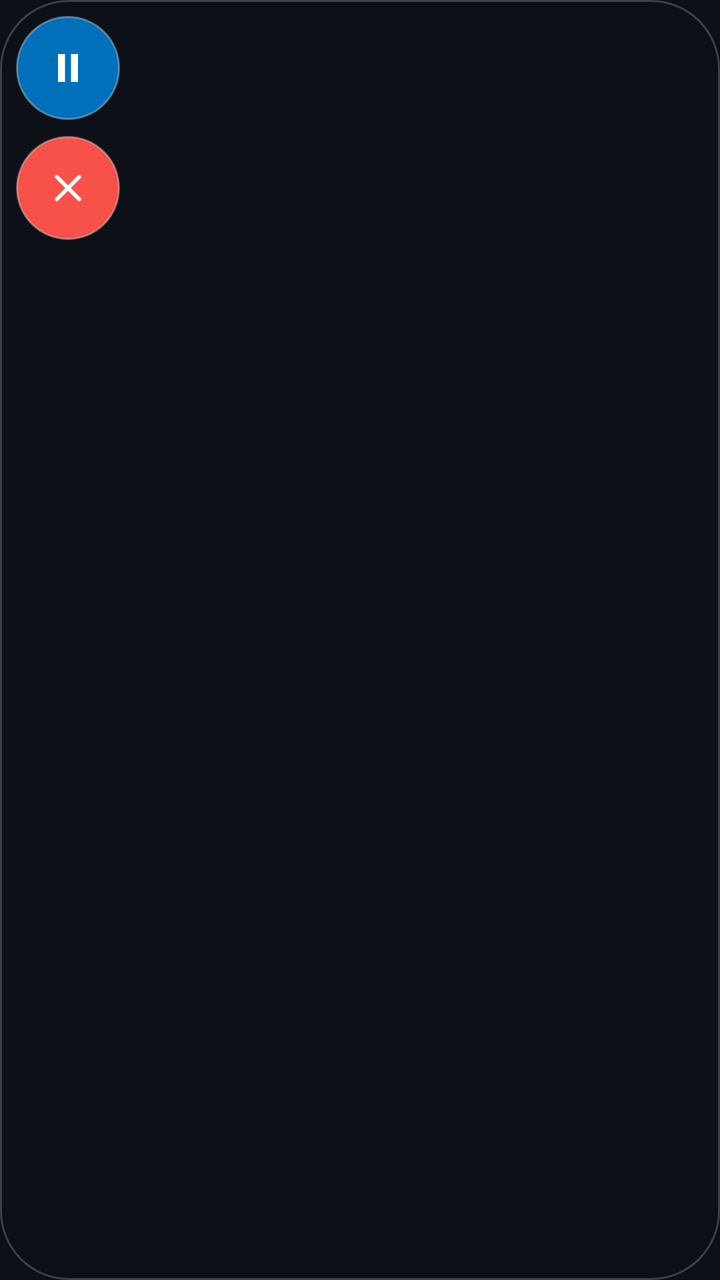
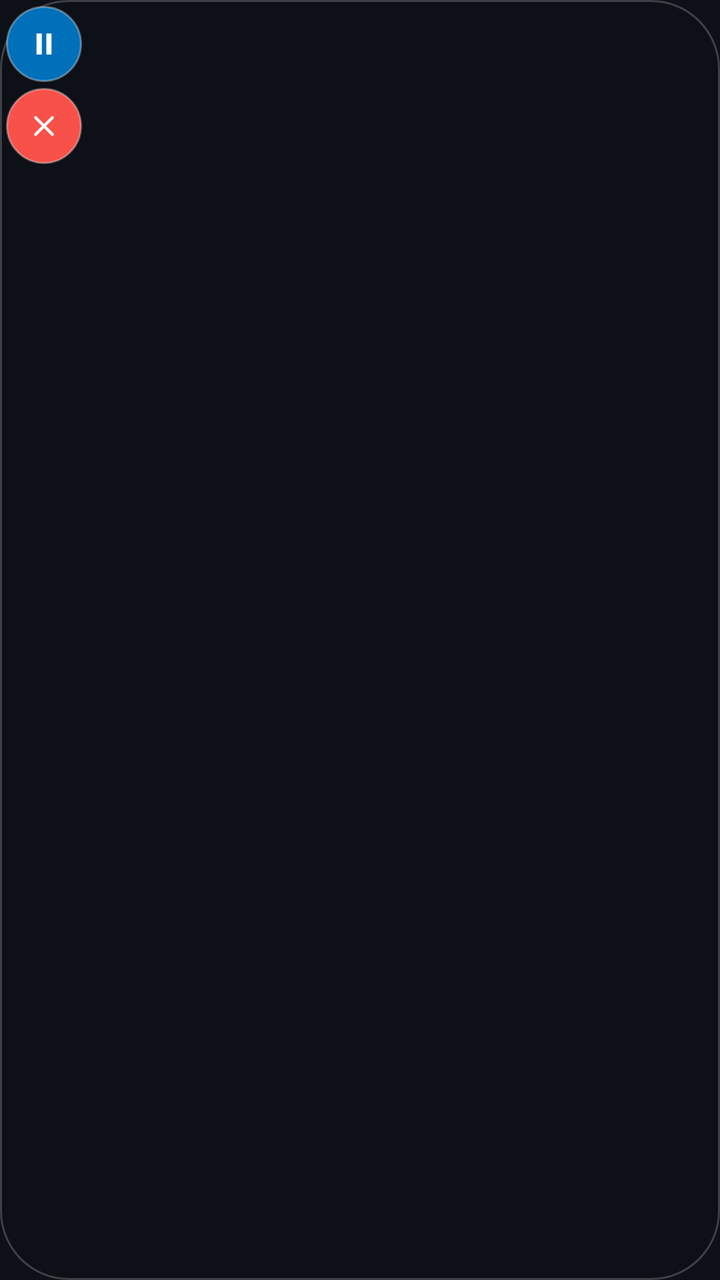

Compare the two renders of this Android layout. The source of the first and the diff that turns it into the second are given below.
<!-- AndroidManifest.xml: application theme Theme.RealEarnPayPal -->
<!-- res/layout/overlay_controls.xml -->
<?xml version="1.0" encoding="utf-8"?>
<LinearLayout xmlns:android="http://schemas.android.com/apk/res/android"
    android:layout_width="wrap_content"
    android:layout_height="wrap_content"
    android:orientation="vertical"
    android:background="@drawable/bg_overlay_panel"
    android:padding="8dp">

    <ImageView
        android:id="@+id/btnToggle"
        android:layout_width="52dp"
        android:layout_height="52dp"
        android:background="@drawable/bg_round_blue"
        android:padding="14dp"
        android:scaleType="fitCenter"
        android:src="@drawable/ic_pause"
        android:contentDescription="Pause" />

    <ImageView
        android:id="@+id/btnClose"
        android:layout_width="52dp"
        android:layout_height="52dp"
        android:layout_marginTop="8dp"
        android:background="@drawable/bg_round_red"
        android:padding="14dp"
        android:scaleType="fitCenter"
        android:src="@drawable/ic_close"
        android:contentDescription="Stop and close" />

</LinearLayout>
<!-- resources referenced by this layout -->
<resources>
  <!-- drawable bg_overlay_panel (drawable) -->
  <?xml version="1.0" encoding="utf-8"?>
  <shape xmlns:android="http://schemas.android.com/apk/res/android"
      android:shape="rectangle">
      <solid android:color="#DD0D1117" />
      <corners android:radius="34dp" />
      <stroke android:width="1dp" android:color="#33FFFFFF" />
  </shape>
  <!-- drawable bg_round_blue (drawable) -->
  <?xml version="1.0" encoding="utf-8"?>
  <shape xmlns:android="http://schemas.android.com/apk/res/android"
      android:shape="oval">
      <solid android:color="#FF0070BA" />
      <stroke android:width="1dp" android:color="#55FFFFFF" />
  </shape>
  <!-- drawable bg_round_red (drawable) -->
  <?xml version="1.0" encoding="utf-8"?>
  <shape xmlns:android="http://schemas.android.com/apk/res/android"
      android:shape="oval">
      <solid android:color="#FFF85149" />
      <stroke android:width="1dp" android:color="#55FFFFFF" />
  </shape>
  <!-- drawable ic_close (drawable) -->
  <?xml version="1.0" encoding="utf-8"?>
  <vector xmlns:android="http://schemas.android.com/apk/res/android"
      android:width="24dp"
      android:height="24dp"
      android:viewportWidth="24"
      android:viewportHeight="24">
      <path
          android:fillColor="#FFFFFF"
          android:pathData="M18.3,7.1c0.4,-0.4 0.4,-1 0,-1.4c-0.4,-0.4 -1,-0.4 -1.4,0L12,10.6l-4.9,-4.9c-0.4,-0.4 -1,-0.4 -1.4,0c-0.4,0.4 -0.4,1 0,1.4L10.6,12l-4.9,4.9c-0.4,0.4 -0.4,1 0,1.4c0.4,0.4 1,0.4 1.4,0L12,13.4l4.9,4.9c0.4,0.4 1,0.4 1.4,0c0.4,-0.4 0.4,-1 0,-1.4L13.4,12z" />
  </vector>
  <!-- drawable ic_pause (drawable) -->
  <?xml version="1.0" encoding="utf-8"?>
  <vector xmlns:android="http://schemas.android.com/apk/res/android"
      android:width="24dp"
      android:height="24dp"
      android:viewportWidth="24"
      android:viewportHeight="24">
      <path
          android:fillColor="#FFFFFF"
          android:pathData="M7,5h3.5v14H7z M13.5,5H17v14h-3.5z" />
  </vector>
  <style name="Theme.RealEarnPayPal" parent="Theme.MaterialComponents.NoActionBar">
          <item name="colorPrimary">@color/paypal_blue</item>
          <item name="colorPrimaryVariant">@color/paypal_blue_dark</item>
          <item name="colorOnPrimary">@color/white</item>
          <item name="colorSecondary">@color/paypal_blue</item>
          <item name="colorOnSecondary">@color/white</item>
          <item name="android:statusBarColor">@color/bg_dark</item>
          <item name="android:navigationBarColor">@color/bg_dark</item>
          <item name="android:windowBackground">@color/bg_dark</item>
          <item name="android:textColorPrimary">@color/text_light</item>
          <item name="android:textColorSecondary">@color/text_dim</item>
      </style>
  <color name="paypal_blue">#FF0070BA</color>
  <color name="paypal_blue_dark">#FF005C99</color>
  <color name="white">#FFFFFFFF</color>
  <color name="bg_dark">#FF0D1117</color>
  <color name="text_light">#FFE6EDF3</color>
  <color name="text_dim">#FF8B949E</color>
</resources>

<!-- the commit's change to res/layout/overlay_controls.xml (unified diff, before → after) -->
@@ -4,25 +4,25 @@
     android:layout_height="wrap_content"
     android:orientation="vertical"
     android:background="@drawable/bg_overlay_panel"
-    android:padding="8dp">
+    android:padding="3dp">
 
     <ImageView
         android:id="@+id/btnToggle"
-        android:layout_width="52dp"
-        android:layout_height="52dp"
+        android:layout_width="38dp"
+        android:layout_height="38dp"
         android:background="@drawable/bg_round_blue"
-        android:padding="14dp"
+        android:padding="10dp"
         android:scaleType="fitCenter"
         android:src="@drawable/ic_pause"
         android:contentDescription="Pause" />
 
     <ImageView
         android:id="@+id/btnClose"
-        android:layout_width="52dp"
-        android:layout_height="52dp"
-        android:layout_marginTop="8dp"
+        android:layout_width="38dp"
+        android:layout_height="38dp"
+        android:layout_marginTop="3dp"
         android:background="@drawable/bg_round_red"
-        android:padding="14dp"
+        android:padding="10dp"
         android:scaleType="fitCenter"
         android:src="@drawable/ic_close"
         android:contentDescription="Stop and close" />
